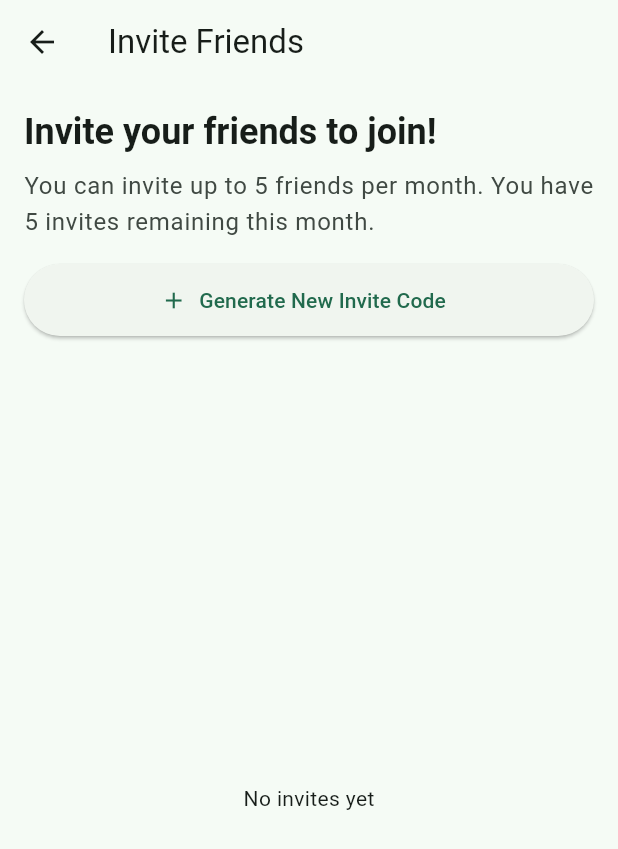
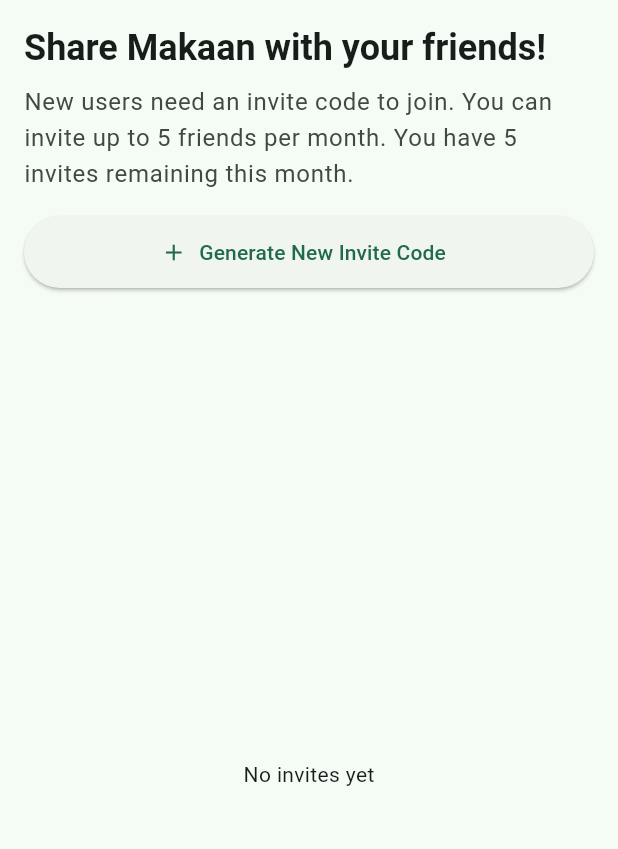
Before and after one commit to rehan-code/Makaan, a Flutter app: the InvitePage screen opened directly, on a phone screen of 412 x 824 dp. Shown: the top 849 px of the screen. Run offline on Flutter 3.47's test engine with Material 3 defaults, Android fonts, the light colour scheme and no system bars; our stand-ins replace flutter_dotenv, font_awesome_flutter, share_plus, supabase_flutter; accounts and stored records are empty.

Commit message:
invite code now mandatory for sign up

```diff
--- a/lib/pages/auth/signup_page.dart
+++ b/lib/pages/auth/signup_page.dart
@@ -48,12 +48,14 @@
     });
 
     try {
-      // Validate invite code first
-      if (_inviteCodeController.text.isNotEmpty) {
-        final isValid = await InviteService.useInviteCode(_inviteCodeController.text);
-        if (!isValid) {
-          throw Exception('Invalid or already used invite code');
-        }
+      // Validate invite code
+      if (_inviteCodeController.text.isEmpty) {
+        throw Exception('Invite code is required to create an account');
+      }
+
+      final isValid = await InviteService.useInviteCode(_inviteCodeController.text);
+      if (!isValid) {
+        throw Exception('Invalid or already used invite code');
       }
 
       final AuthResponse res = await Supabase.instance.client.auth.signUp(
@@ -253,8 +255,8 @@
                   TextFormField(
                     controller: _inviteCodeController,
                     decoration: InputDecoration(
-                      labelText: 'Invite Code (Optional)',
-                      hintText: 'Enter invite code if you have one',
+                      labelText: 'Invite Code',
+                      hintText: 'Enter your invite code',
                       prefixIcon: Icon(Icons.card_giftcard_outlined, color: theme.colorScheme.primary),
                       border: OutlineInputBorder(
                         borderRadius: BorderRadius.circular(12),
@@ -268,6 +270,12 @@
                         borderSide: BorderSide(color: theme.colorScheme.primary),
                       ),
                     ),
+                    validator: (value) {
+                      if (value == null || value.isEmpty) {
+                        return 'Please enter an invite code';
+                      }
+                      return null;
+                    },
                   ),
                   const SizedBox(height: 48),
                   GestureDetector(
--- a/lib/pages/invite/invite_page.dart
+++ b/lib/pages/invite/invite_page.dart
@@ -90,13 +90,11 @@
   Widget build(BuildContext context) {
     final theme = Theme.of(context);
     return Scaffold(
-      appBar: AppBar(
-        title: const Text('Invite Friends'),
-      ),
       body: _isLoading
           ? const Center(child: CircularProgressIndicator())
           : RefreshIndicator(
               onRefresh: _loadInvites,
+              child: SafeArea(
                 child: CustomScrollView(
                   slivers: [
                     SliverToBoxAdapter(
@@ -106,14 +104,14 @@
                           crossAxisAlignment: CrossAxisAlignment.start,
                           children: [
                             Text(
-                            'Invite your friends to join!',
+                              'Share Makaan with your friends!',
                               style: theme.textTheme.headlineSmall?.copyWith(
                                 fontWeight: FontWeight.bold,
                               ),
                             ),
                             const SizedBox(height: 8),
                             Text(
-                            'You can invite up to 5 friends per month. You have ${5 - _monthlyInviteCount} invites remaining this month.',
+                              'New users need an invite code to join. You can invite up to 5 friends per month. You have ${5 - _monthlyInviteCount} invites remaining this month.',
                               style: theme.textTheme.bodyLarge?.copyWith(
                                 color: theme.colorScheme.onSurfaceVariant,
                               ),
@@ -176,6 +174,7 @@
                   ],
                 ),
               ),
+            ),
     );
   }
 }
```
Lines whose indentation alone changed are shown as unchanged.
